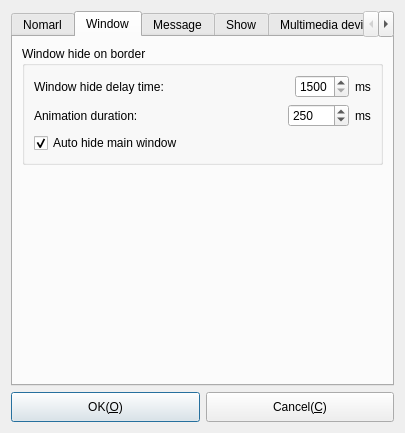
The window that Widgets/DlgOptions/DlgOptions.ui (KangLin/RabbitIm) describes before a commit, drawn with Qt 5.
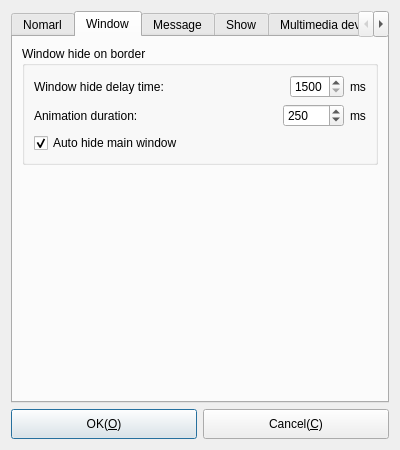
The same window after the commit. Icons and pictures are not drawn.

Commit message: 修改关于对话框

Patch:
```diff
--- a/Widgets/DlgOptions/DlgOptions.ui
+++ b/Widgets/DlgOptions/DlgOptions.ui
@@ -6,8 +6,8 @@
    <rect>
     <x>0</x>
     <y>0</y>
-    <width>405</width>
-    <height>433</height>
+    <width>400</width>
+    <height>450</height>
    </rect>
   </property>
   <property name="windowTitle">
```
The commit also changes 6 other files.
